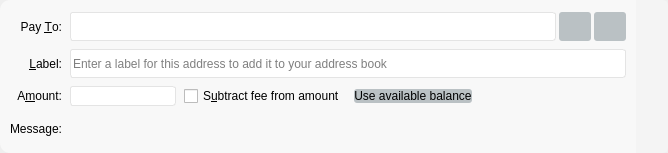
The window that src/qt/forms/sendcoinsentry.ui (ecoinchain/ecoin) describes before a commit, drawn with Qt 5.
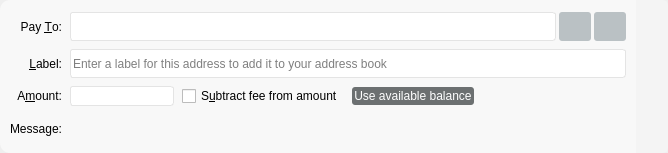
The same window after the commit. Icons and pictures are not drawn. Custom widgets are drawn as their Qt base class.

```diff
--- a/src/qt/forms/sendcoinsentry.ui
+++ b/src/qt/forms/sendcoinsentry.ui
@@ -35,7 +35,13 @@
     border-style: solid;
     border-width: 1px;
 }
-</string>
+
+#useAvailableBalanceButton {
+	color : #ffffff;
+  
+	background-color: rgb(108, 112, 113);
+   padding: 2px;
+}</string>
   </property>
   <property name="lineWidth">
    <number>0</number>
```
